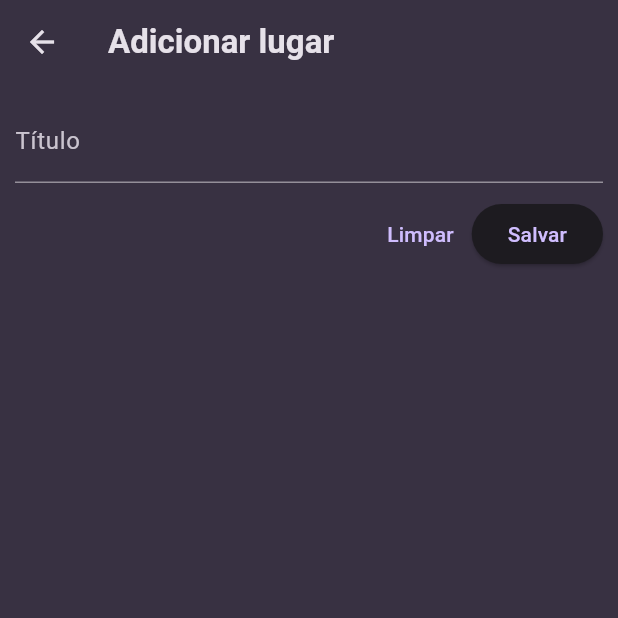
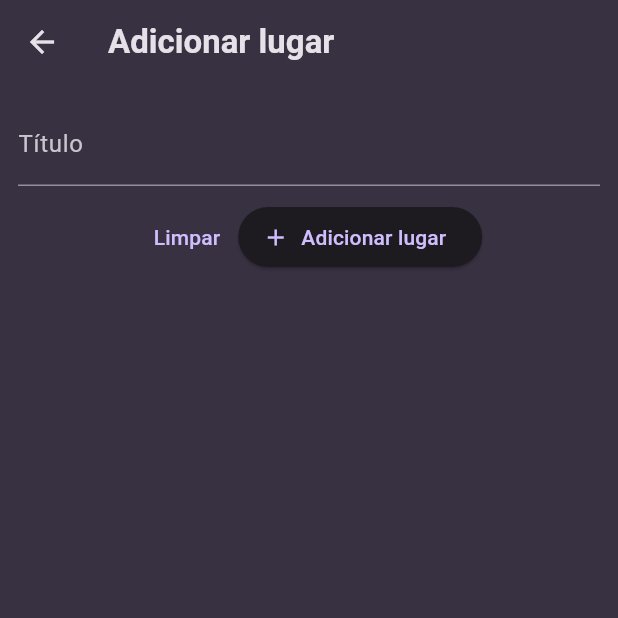
Before and after one commit to vitoremanuel-dev/favorite_places, a Flutter app: the screen it shows after launch, after a tap on the "add" icon, on a phone screen of 412 x 824 dp, the top half of it. Run offline on Flutter 3.47's test engine with Material 3 defaults, Android fonts, the phone set to English and light mode, and no system bars; our stand-ins replace flutter_riverpod, google_fonts.

```diff
--- a/lib/main.dart
+++ b/lib/main.dart
@@ -1,5 +1,6 @@
 import 'package:favorite_places/screens/places.dart';
 import 'package:flutter/material.dart';
+import 'package:flutter_riverpod/flutter_riverpod.dart';
 import 'package:google_fonts/google_fonts.dart';
 
 final colorScheme = ColorScheme.fromSeed(
@@ -26,7 +27,7 @@ final theme = ThemeData().copyWith(
 
 void main() {
   runApp(
-    const MyApp(),
+    const ProviderScope(child: MyApp()),
   );
 }
 
--- a/lib/screens/add_place.dart
+++ b/lib/screens/add_place.dart
@@ -10,6 +10,15 @@ class AddPlaceScreen extends StatefulWidget {
 class _AddPlaceState extends State<AddPlaceScreen> {
   final _formkey = GlobalKey<FormState>();
 
+  final _titleController = TextEditingController();
+
+  void _addItem() {
+    if (_formkey.currentState!.validate()) {
+      final title = _titleController.text;
+      print(title);
+    }
+  }
+
   @override
   Widget build(BuildContext context) {
     return Scaffold(
@@ -20,10 +29,11 @@ class _AddPlaceState extends State<AddPlaceScreen> {
         child: Form(
             key: _formkey,
             child: Padding(
-              padding: const EdgeInsets.all(10),
+              padding: const EdgeInsets.all(12),
               child: Column(
                 children: [
                   TextFormField(
+                    controller: _titleController,
                     style: TextStyle(
                         color: Theme.of(context).colorScheme.onSurface),
                     decoration: const InputDecoration(labelText: 'Título'),
@@ -36,7 +46,7 @@ class _AddPlaceState extends State<AddPlaceScreen> {
                   ),
                   const SizedBox(height: 10),
                   Row(
-                    mainAxisAlignment: MainAxisAlignment.end,
+                    mainAxisAlignment: MainAxisAlignment.center,
                     children: [
                       TextButton(
                         onPressed: () {
@@ -44,9 +54,10 @@ class _AddPlaceState extends State<AddPlaceScreen> {
                         },
                         child: const Text('Limpar'),
                       ),
-                      ElevatedButton(
+                      ElevatedButton.icon(
                         onPressed: () {},
-                        child: const Text('Salvar'),
+                        icon: const Icon(Icons.add),
+                        label: const Text('Adicionar lugar'),
                       ),
                     ],
                   )
--- a/pubspec.yaml
+++ b/pubspec.yaml
@@ -37,6 +37,8 @@ dependencies:
   cupertino_icons: ^1.0.8
   google_fonts: ^6.2.1
   uuid: ^4.5.0
+  riverpod: ^2.5.1
+  flutter_riverpod: ^2.5.1
 
 dev_dependencies:
   flutter_test:
```
Also changed, not shown: lib/providers/user_places.dart (added), pubspec.lock.
